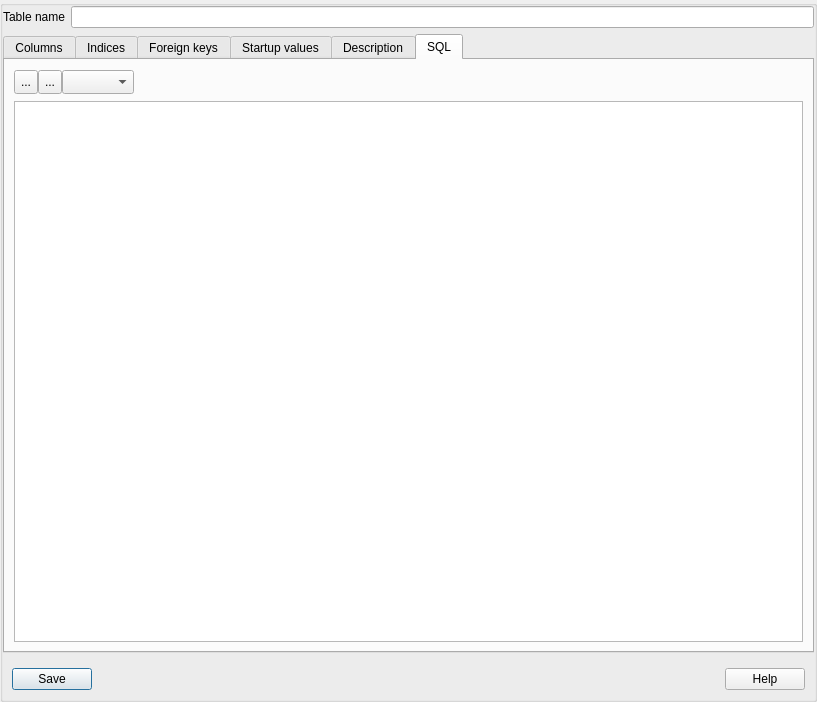
Before: the Qt Designer form NewTableForm.ui in fritzone/ddm, drawn with Qt 5.
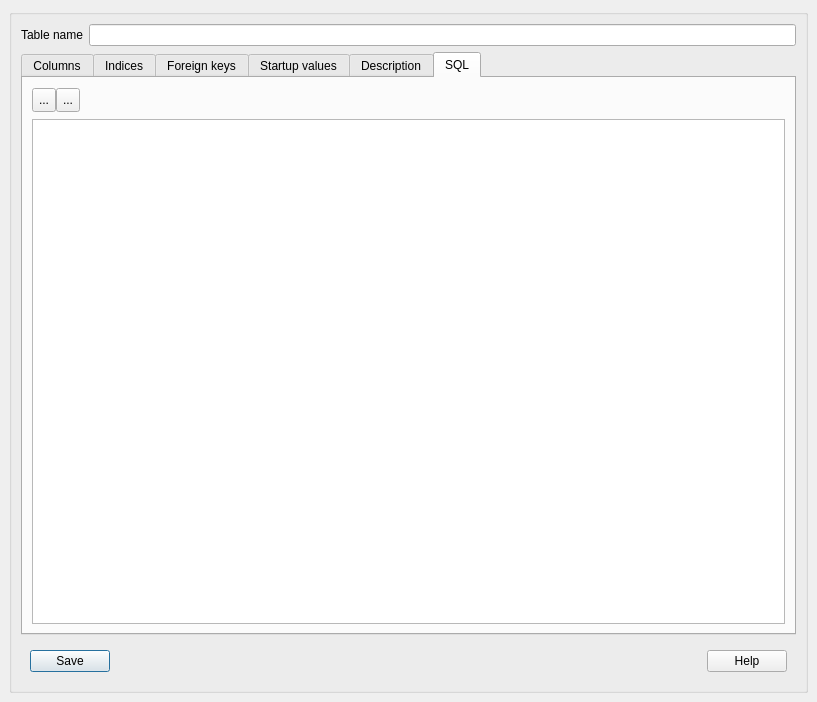
After: the same form once the commit is applied. The open tabs and pages were chosen to show the change. Icons and pictures are not drawn.

```diff
--- a/NewTableForm.ui
+++ b/NewTableForm.ui
@@ -22,7 +22,7 @@
   </property>
   <layout class="QHBoxLayout" name="horizontalLayout_14">
    <property name="margin">
-    <number>0</number>
+    <number>9</number>
    </property>
    <item>
     <widget class="QGroupBox" name="groupBox_5">
@@ -31,7 +31,7 @@
      </property>
      <layout class="QVBoxLayout" name="verticalLayout">
       <property name="margin">
-       <number>0</number>
+       <number>9</number>
       </property>
       <item>
        <layout class="QFormLayout" name="formLayout_4">
@@ -56,7 +56,7 @@
          <enum>QTabWidget::Rounded</enum>
         </property>
         <property name="currentIndex">
-         <number>1</number>
+         <number>0</number>
         </property>
         <widget class="QWidget" name="tabWidgetPage1">
          <attribute name="icon">
@@ -1253,16 +1253,6 @@
                  </property>
                 </widget>
                </item>
-               <item>
-                <widget class="QComboBox" name="cmbCharSetForSql">
-                 <property name="maximumSize">
-                  <size>
-                   <width>16777215</width>
-                   <height>24</height>
-                  </size>
-                 </property>
-                </widget>
-               </item>
                <item>
                 <spacer name="horizontalSpacer_4">
                  <property name="orientation">
```
Left out of the diff: 16 changed lines with no effect on the pictures.
